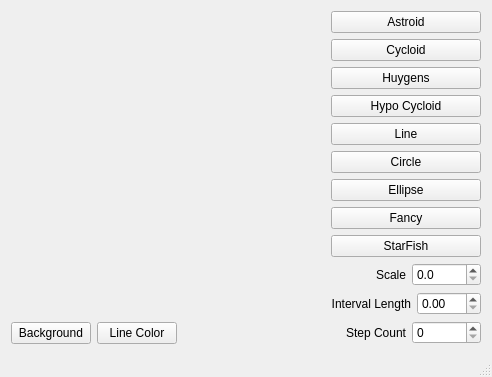
Before: the Qt Designer form QtCurves/mainwindow.ui in mateusmb/QtCurves, drawn with Qt 5.
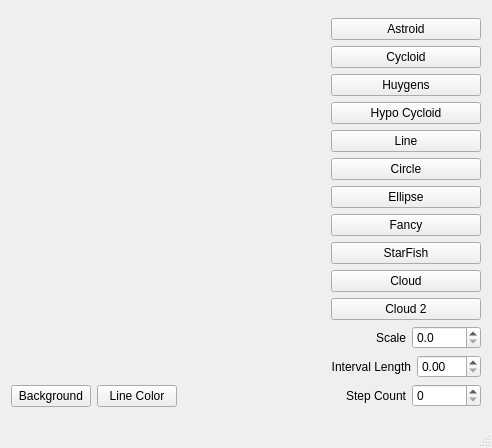
After: the same form once the commit is applied. Custom widgets are drawn as their Qt base class.

Commit message: Adding cloud shapes

```diff
--- a/QtCurves/mainwindow.ui
+++ b/QtCurves/mainwindow.ui
@@ -7,7 +7,7 @@
     <x>0</x>
     <y>0</y>
     <width>492</width>
-    <height>375</height>
+    <height>448</height>
    </rect>
   </property>
   <property name="windowTitle">
@@ -118,6 +118,20 @@
         </property>
        </widget>
       </item>
+      <item>
+       <widget class="QPushButton" name="btnCloud">
+        <property name="text">
+         <string>Cloud</string>
+        </property>
+       </widget>
+      </item>
+      <item>
+       <widget class="QPushButton" name="btnCloud2">
+        <property name="text">
+         <string>Cloud 2</string>
+        </property>
+       </widget>
+      </item>
       <item>
        <layout class="QHBoxLayout" name="horizontalLayout">
         <item>
```
The commit also changes 12 other files.
